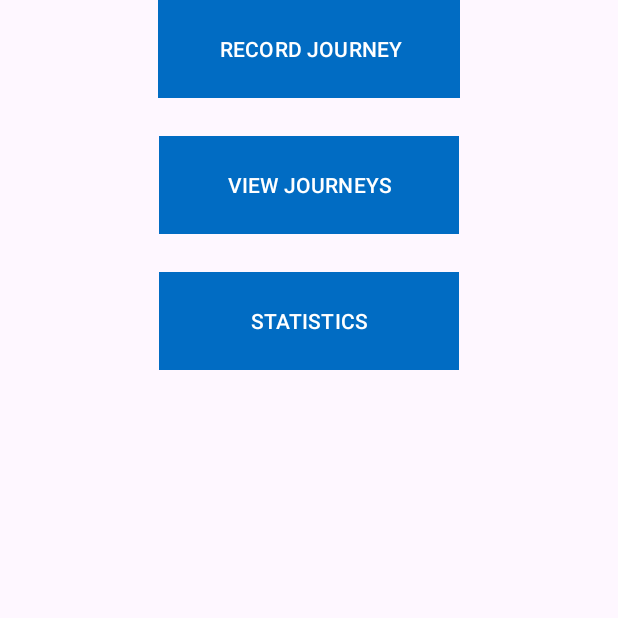
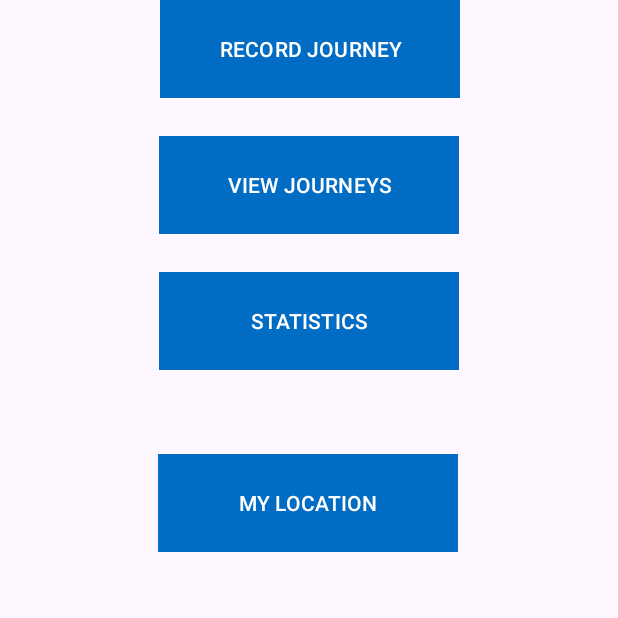
Before and after one commit to foxserfaty/StriderProject, an Android app: the screen it shows after launch (MainActivity), on a phone screen of 412 x 824 dp, the top half of it. Run offline under Robolectric (Android 15) with nearby library versions, the phone set to English and light mode, and no system bars.

Commit message:
Update activity_main.xml

```diff
--- a/app/src/main/res/layout/activity_main.xml
+++ b/app/src/main/res/layout/activity_main.xml
@@ -22,7 +22,7 @@
         app:layout_constraintEnd_toEndOf="parent"
         app:layout_constraintHorizontal_bias="0.497"
         app:layout_constraintStart_toStartOf="parent"
-        app:layout_constraintTop_toBottomOf="@+id/button3" />
+        app:layout_constraintTop_toBottomOf="@+id/statistics_button" />
 
     <Button
         android:id="@+id/to_record_button"
```
